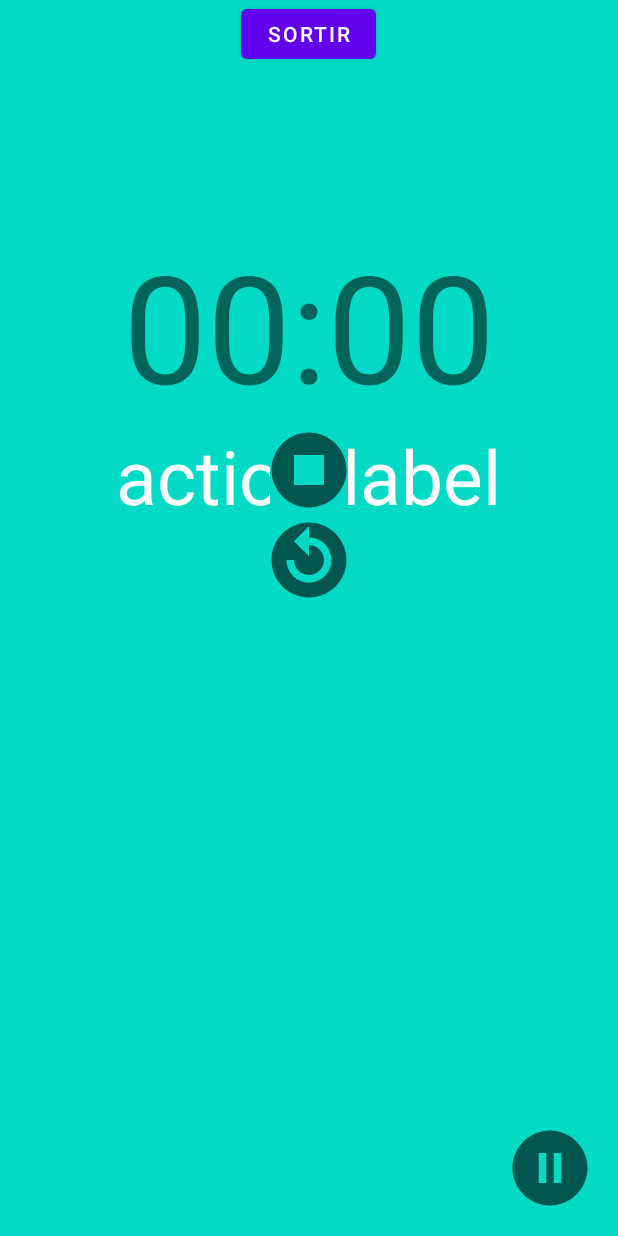
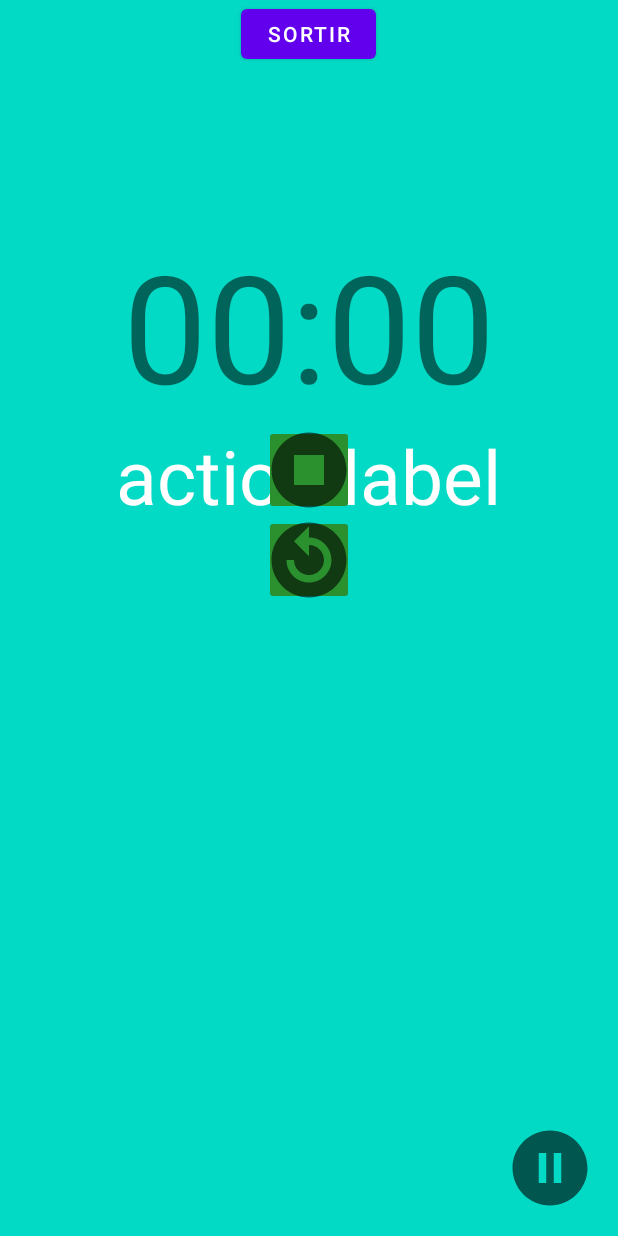
Before and after one commit to LamsaLL/tabata_timer, an Android app: the layout activity_workout.xml on its own in the app's theme, with its tools: preview values and no code run, on a phone screen of 412 x 824 dp. Run offline under Robolectric (Android 15) with nearby library versions, the phone set to English and light mode, and no system bars.

Commit message:
clean code

```diff
--- a/app/src/main/java/com/example/amsallel_tabata_timer/MainActivity.java
+++ b/app/src/main/java/com/example/amsallel_tabata_timer/MainActivity.java
@@ -39,10 +39,10 @@ public class MainActivity extends AppCompatActivity {
         super.onCreate(savedInstanceState);
         setContentView(R.layout.activity_main);
 
-        // get client database
+        // Get client database
         mDb = DatabaseClient.getInstance(getApplicationContext());
 
-        //get views
+        // Get views
         moreActionButtonView = findViewById(R.id.moreActions);
         workoutList = findViewById(R.id.workoutList);
         buttonAdd = findViewById(R.id.button_add);
--- a/app/src/main/res/layout/activity_workout.xml
+++ b/app/src/main/res/layout/activity_workout.xml
@@ -43,7 +43,7 @@
         android:layout_height="60dp"
         android:layout_below="@id/timerValue"
         android:layout_centerHorizontal="true"
-        android:backgroundTint="@color/teal_200"
+        android:backgroundTint="#2a912e"
         app:srcCompat="@drawable/ic_baseline_stop_circle_60"
         android:onClick="onClose" />
 
@@ -53,7 +53,7 @@
         android:layout_height="60dp"
         android:layout_below="@id/stopImageButton"
         android:layout_centerHorizontal="true"
-        android:backgroundTint="@color/teal_200"
+        android:backgroundTint="#2a912e"
         app:srcCompat="@drawable/ic_baseline_replay_circle_filled_60"
         android:onClick="onReplay" />
 
--- a/app/src/main/res/values/themes.xml
+++ b/app/src/main/res/values/themes.xml
@@ -1,6 +1,6 @@
 <resources xmlns:tools="http://schemas.android.com/tools">
     <!-- Base application theme. -->
-    <style name="Theme.Amsallel_tabata_timer" parent="Theme.MaterialComponents.DayNight.DarkActionBar">
+    <style name="Theme.Amsallel_tabata_timer" parent="Theme.MaterialComponents.DayNight.NoActionBar">
         <!-- Primary brand color. -->
         <item name="colorPrimary">@color/purple_500</item>
         <item name="colorPrimaryVariant">@color/purple_700</item>
```
Also changed, not shown: app/src/main/java/com/example/amsallel_tabata_timer/WorkoutActivity.java (+3 -4 lines).
